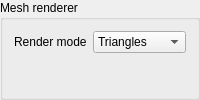
First picture: the form in interface/MeshRendererComp.ui, repository Razakhel/RaZor, before the edit.
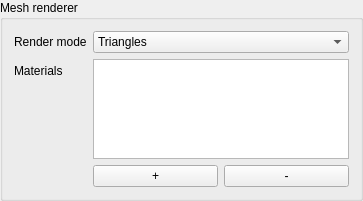
Second picture: the form after the edit. Custom widgets are drawn as their Qt base class.

Commit message:
[Interface/AppComponents] The MeshRenderer displays its materials
- The base color map (diffuse/albedo) is shown as an icon on each entry

- Updated RaZ (commit cd1523b)

Patch:
```diff
--- a/interface/MeshRendererComp.ui
+++ b/interface/MeshRendererComp.ui
@@ -30,6 +30,57 @@
      </item>
     </widget>
    </item>
+   <item row="1" column="0">
+    <widget class="QLabel" name="materialsLabel">
+     <property name="text">
+      <string>Materials</string>
+     </property>
+    </widget>
+   </item>
+   <item row="1" column="1">
+    <layout class="QVBoxLayout" name="materialsLayout">
+     <item>
+      <widget class="QListWidget" name="materials">
+       <property name="sizePolicy">
+        <sizepolicy hsizetype="Preferred" vsizetype="Preferred">
+         <horstretch>0</horstretch>
+         <verstretch>0</verstretch>
+        </sizepolicy>
+       </property>
+       <property name="maximumSize">
+        <size>
+         <width>16777215</width>
+         <height>100</height>
+        </size>
+       </property>
+       <property name="iconSize">
+        <size>
+         <width>30</width>
+         <height>30</height>
+        </size>
+       </property>
+      </widget>
+     </item>
+     <item>
+      <layout class="QHBoxLayout" name="materialsActionsLayout">
+       <item>
+        <widget class="QPushButton" name="addMaterial">
+         <property name="text">
+          <string notr="true">+</string>
+         </property>
+        </widget>
+       </item>
+       <item>
+        <widget class="QPushButton" name="removeMaterial">
+         <property name="text">
+          <string notr="true">-</string>
+         </property>
+        </widget>
+       </item>
+      </layout>
+     </item>
+    </layout>
+   </item>
   </layout>
  </widget>
  <customwidgets>
```
The commit also changes 4 other files.
